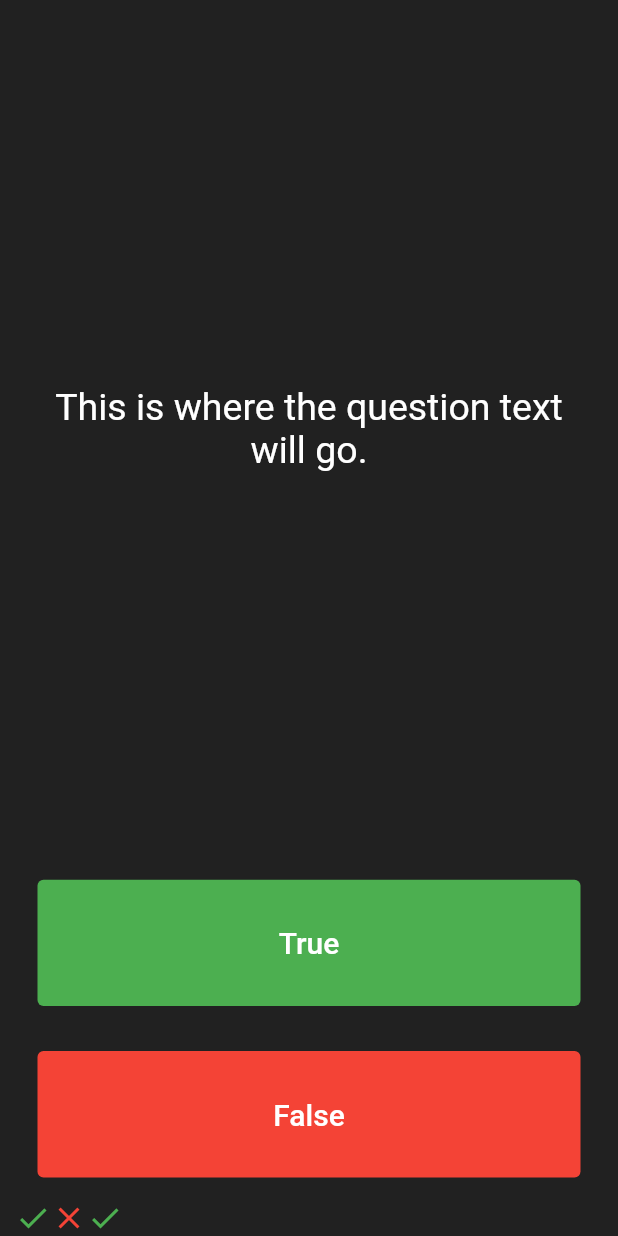
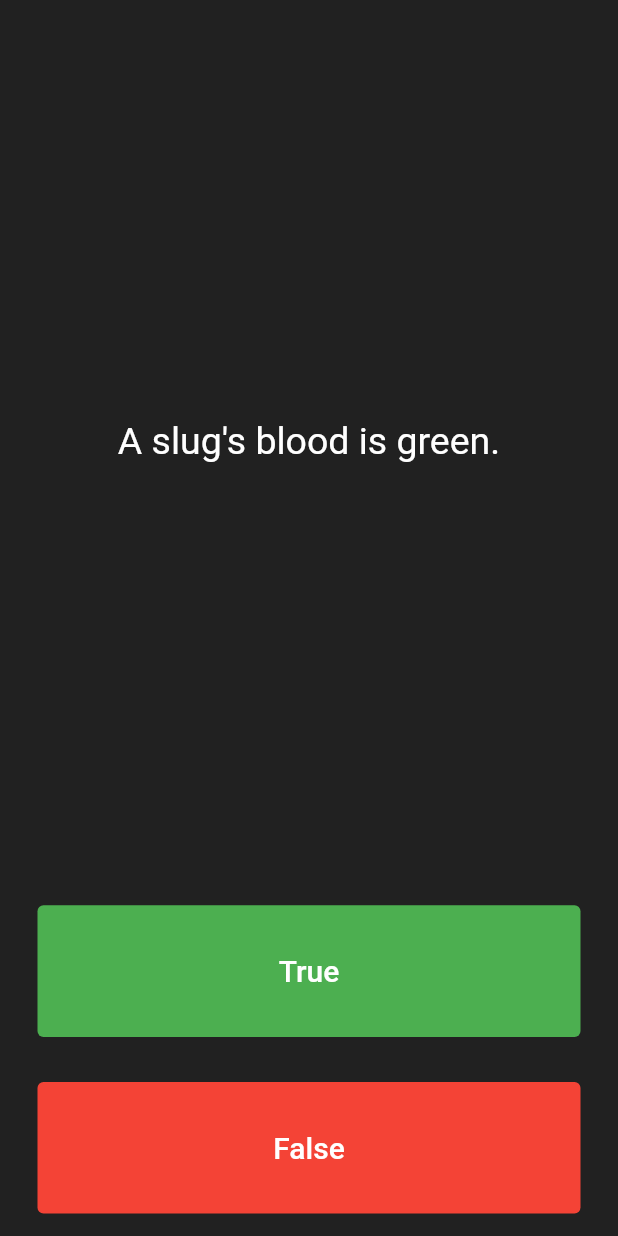
Before and after one commit to tomwebdev88/quizzler_flutter, a Flutter app: the screen it shows after launch, after a tap on "True", after a tap on "False", on a phone screen of 412 x 824 dp. Run offline on Flutter 3.47's test engine with Material 2 defaults, Android fonts, the phone set to English and light mode, and no system bars.

Commit message:
Added Questions

```diff
--- a/lib/main.dart
+++ b/lib/main.dart
@@ -25,16 +25,14 @@ class QuizPage extends StatefulWidget {
 }
 
 class _QuizPageState extends State<QuizPage> {
-  List<Icon> scoreKeeper = [
-    Icon(
-      Icons.check,
-      color: Colors.green,
-    ),
-    Icon(
-      Icons.close,
-      color: Colors.red,
-    ),
+  List<Icon> scoreKeeper = [];
+  List<String> questions = [
+    'You can lead a cow down stairs but not up stairs.',
+    'Approximately one quarter of human bones are in the feet.',
+    'A slug\'s blood is green.'
   ];
+
+  int questionNumber = 0;
 
   @override
   Widget build(BuildContext context) {
@@ -48,7 +46,7 @@ class _QuizPageState extends State<QuizPage> {
             padding: EdgeInsets.all(10.0),
             child: Center(
               child: Text(
-                'This is where the question text will go.',
+                questions[questionNumber],
                 textAlign: TextAlign.center,
                 style: TextStyle(
                   fontSize: 25.0,
@@ -73,7 +71,7 @@ class _QuizPageState extends State<QuizPage> {
               ),
               onPressed: () {
                 setState(() {
-                  scoreKeeper.add(Icon(Icons.check, color: Colors.green));
+                  questionNumber++;
                 });
               },
             ),
@@ -93,7 +91,9 @@ class _QuizPageState extends State<QuizPage> {
                 ),
               ),
               onPressed: () {
-                //The user picked false.
+                setState(() {
+                  questionNumber++;
+                });
               },
             ),
           ),
```
